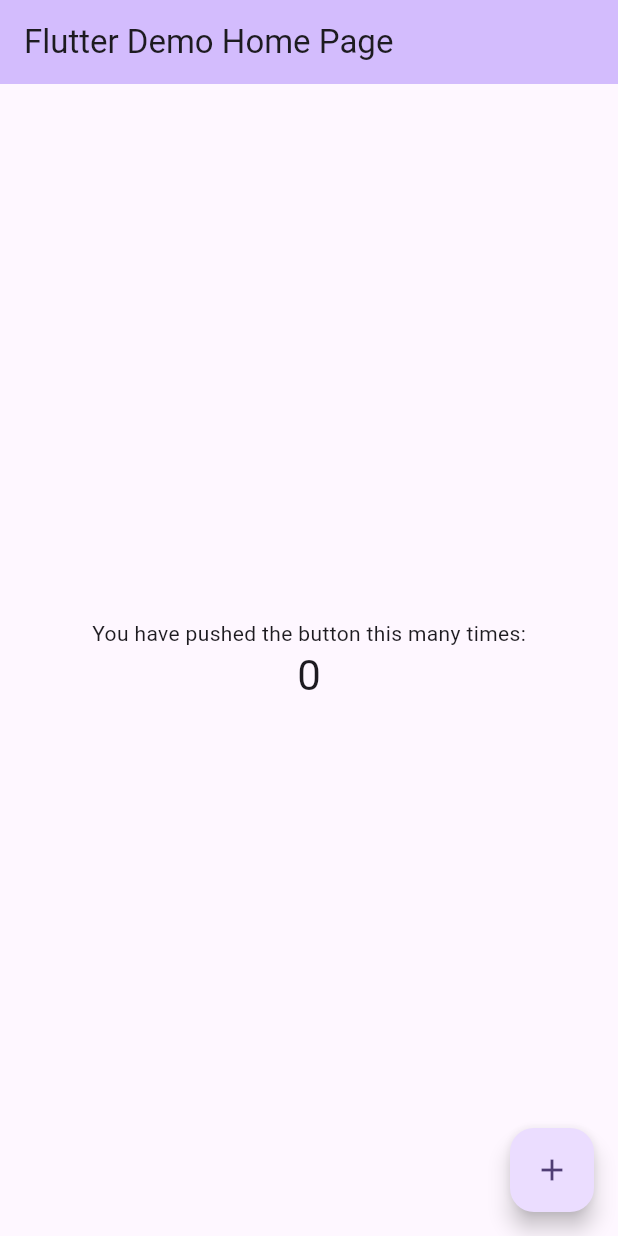
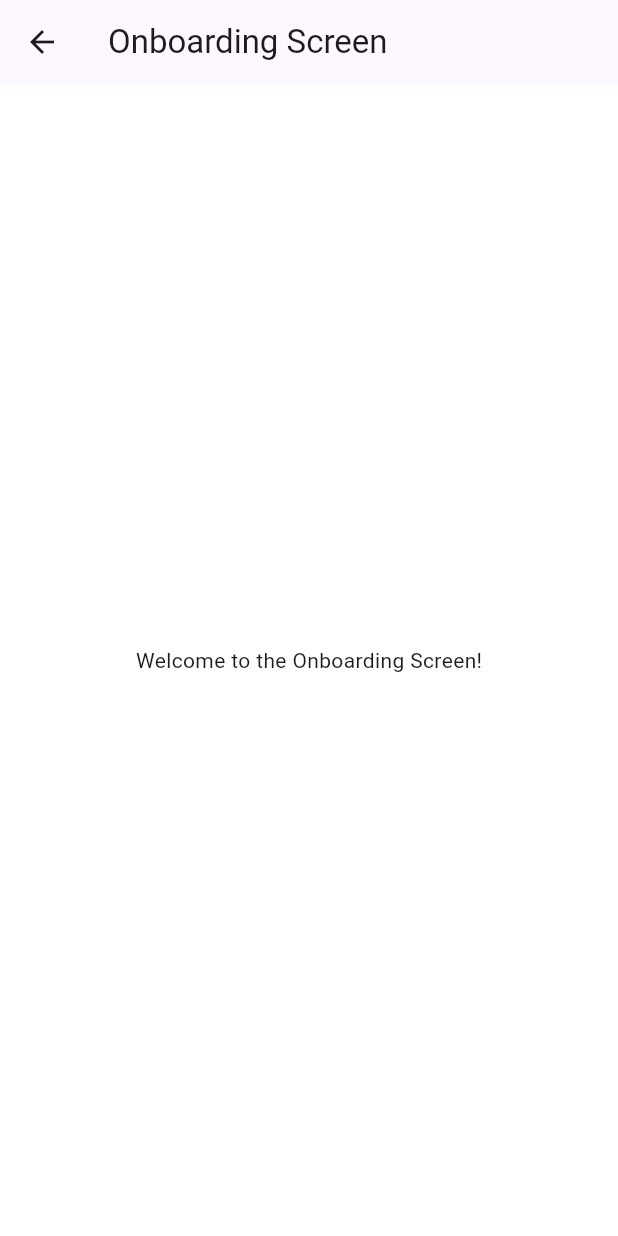
Before and after one commit to moadel2004/flutter_advanced_course, a Flutter app: the screen it shows after launch, on a phone screen of 412 x 824 dp. Run offline on Flutter 3.47's test engine with Material 3 defaults, Android fonts, the phone set to English and light mode, and no system bars; our stand-ins replace flutter_screenutil.

Commit message:
My first commit on the new branch

```diff
--- /dev/null
+++ b/lib/core/routing/App_router.dart
@@ -0,0 +1,21 @@
+import 'package:flutter/material.dart';
+import 'package:flutter/widgets.dart';
+import 'package:youtube_course/features/onBoarding/onBoarding_screen.dart';
+import 'package:youtube_course/features/ui/login_screen.dart';
+
+class AppRouter {
+  Route<dynamic> generateRoute(RouteSettings settings) {
+    switch (settings.name) {
+      case '/onBoardingScreen':
+        return MaterialPageRoute(builder: (_) => const OnboardingScreen());
+      case '/loginScreen':
+        return MaterialPageRoute(builder: (_) => const LoginScreen());
+      default:
+        return MaterialPageRoute(
+          builder: (_) => Scaffold(
+            body: Center(child: Text('No route defined for ${settings.name}')),
+          ), // Replace with your default screen
+        );
+    }
+  }
+}
--- /dev/null
+++ b/lib/core/routing/routs.dart
@@ -0,0 +1,4 @@
+class Routs {
+  static const String onBoardingscreen = '/onBoardingScreen';
+  static const String homescreen = '/loginScreen';
+}
--- /dev/null
+++ b/lib/core/theming/colors.dart
@@ -0,0 +1,7 @@
+import 'package:flutter/cupertino.dart';
+import 'package:flutter/material.dart';
+
+class colorsManager {
+  static const Color mainBlue = Color(0xFF247CFF);
+  static const Color gray = Color(0xFF757575);
+}
--- /dev/null
+++ b/lib/doc_app.dart
@@ -0,0 +1,28 @@
+import 'package:flutter/material.dart';
+import 'package:flutter_screenutil/flutter_screenutil.dart';
+import 'package:youtube_course/core/routing/App_router.dart';
+import 'package:youtube_course/core/routing/routs.dart';
+import 'package:youtube_course/core/theming/colors.dart';
+
+class DocApp extends StatelessWidget {
+  final AppRouter appRouter;
+  const DocApp({super.key, required this.appRouter});
+  @override
+  Widget build(BuildContext context) {
+    return ScreenUtilInit(
+      designSize: const Size(375, 812),
+      minTextAdapt: true,
+      splitScreenMode: true,
+      child: MaterialApp(
+        title: 'Doc App',
+        theme: ThemeData(
+          primaryColor: colorsManager.mainBlue,
+          scaffoldBackgroundColor: Colors.white,
+        ),
+        debugShowCheckedModeBanner: false,
+        initialRoute: Routs.onBoardingscreen,
+        onGenerateRoute: appRouter.generateRoute,
+      ),
+    );
+  }
+}
--- /dev/null
+++ b/lib/features/onBoarding/onBoarding_screen.dart
@@ -0,0 +1,13 @@
+import 'package:flutter/material.dart';
+
+class OnboardingScreen extends StatelessWidget {
+  const OnboardingScreen({super.key});
+
+  @override
+  Widget build(BuildContext context) {
+    return Scaffold(
+      appBar: AppBar(title: const Text('Onboarding Screen')),
+      body: const Center(child: Text('Welcome to the Onboarding Screen!')),
+    );
+  }
+}
--- /dev/null
+++ b/lib/features/ui/login_screen.dart
@@ -0,0 +1,13 @@
+import 'package:flutter/material.dart';
+
+class LoginScreen extends StatelessWidget {
+  const LoginScreen({super.key});
+
+  @override
+  Widget build(BuildContext context) {
+    return Scaffold(
+      appBar: AppBar(title: const Text('Login Screen')),
+      body: const Center(child: Text('Welcome to the Login Screen!')),
+    );
+  }
+}
--- a/lib/main.dart
+++ b/lib/main.dart
@@ -1,123 +1,7 @@
 import 'package:flutter/material.dart';
+import 'package:youtube_course/core/routing/App_router.dart';
+import 'package:youtube_course/doc_app.dart';
 
 void main() {
-  runApp(const MyApp());
+  runApp(DocApp(appRouter: AppRouter()));
 }
-
-class MyApp extends StatelessWidget {
-  const MyApp({super.key});
-
-  // This widget is the root of your application.
-  @override
-  Widget build(BuildContext context) {
-    return MaterialApp(
-      debugShowCheckedModeBanner: false,
-      title: 'Flutter Demo',
-      theme: ThemeData(
-        // This is the theme of your application.
-        //
-        // TRY THIS: Try running your application with "flutter run". You'll see
-        // the application has a purple toolbar. Then, without quitting the app,
-        // try changing the seedColor in the colorScheme below to Colors.green
-        // and then invoke "hot reload" (save your changes or press the "hot
-        // reload" button in a Flutter-supported IDE, or press "r" if you used
-        // the command line to start the app).
-        //
-        // Notice that the counter didn't reset back to zero; the application
-        // state is not lost during the reload. To reset the state, use hot
-        // restart instead.
-        //
-        // This works for code too, not just values: Most code changes can be
-        // tested with just a hot reload.
-        colorScheme: ColorScheme.fromSeed(seedColor: Colors.deepPurple),
-      ),
-      home: const MyHomePage(title: 'Flutter Demo Home Page'),
-    );
-  }
-}
-
-class MyHomePage extends StatefulWidget {
-  const MyHomePage({super.key, required this.title});
-
-  // This widget is the home page of your application. It is stateful, meaning
-  // that it has a State object (defined below) that contains fields that affect
-  // how it looks.
-
-  // This class is the configuration for the state. It holds the values (in this
-  // case the title) provided by the parent (in this case the App widget) and
-  // used by the build method of the State. Fields in a Widget subclass are
-  // always marked "final".
-
-  final String title;
-
-  @override
-  State<MyHomePage> createState() => _MyHomePageState();
-}
-
-class _MyHomePageState extends State<MyHomePage> {
-  int _counter = 0;
-
-  void _incrementCounter() {
-    setState(() {
-      // This call to setState tells the Flutter framework that something has
-      // changed in this State, which causes it to rerun the build method below
-      // so that the display can reflect the updated values. If we changed
-      // _counter without calling setState(), then the build method would not be
-      // called again, and so nothing would appear to happen.
-      _counter++;
-    });
-  }
-
-  @override
-  Widget build(BuildContext context) {
-    // This method is rerun every time setState is called, for instance as done
-    // by the _incrementCounter method above.
-    //
-    // The Flutter framework has been optimized to make rerunning build methods
-    // fast, so that you can just rebuild anything that needs updating rather
-    // than having to individually change instances of widgets.
-    return Scaffold(
-      appBar: AppBar(
-        // TRY THIS: Try changing the color here to a specific color (to
-        // Colors.amber, perhaps?) and trigger a hot reload to see the AppBar
-        // change color while the other colors stay the same.
-        backgroundColor: Theme.of(context).colorScheme.inversePrimary,
-        // Here we take the value from the MyHomePage object that was created by
-        // the App.build method, and use it to set our appbar title.
-        title: Text(widget.title),
-      ),
-      body: Center(
-        // Center is a layout widget. It takes a single child and positions it
-        // in the middle of the parent.
-        child: Column(
-          // Column is also a layout widget. It takes a list of children and
-          // arranges them vertically. By default, it sizes itself to fit its
-          // children horizontally, and tries to be as tall as its parent.
-          //
-          // Column has various properties to control how it sizes itself and
-          // how it positions its children. Here we use mainAxisAlignment to
-          // center the children vertically; the main axis here is the vertical
-          // axis because Columns are vertical (the cross axis would be
-          // horizontal).
-          //
-          // TRY THIS: Invoke "debug painting" (choose the "Toggle Debug Paint"
-          // action in the IDE, or press "p" in the console), to see the
-          // wireframe for each widget.
-          mainAxisAlignment: MainAxisAlignment.center,
-          children: <Widget>[
-            const Text('You have pushed the button this many times:'),
-            Text(
-              '$_counter',
-              style: Theme.of(context).textTheme.headlineMedium,
-            ),
-          ],
-        ),
-      ),
-      floatingActionButton: FloatingActionButton(
-        onPressed: _incrementCounter,
-        tooltip: 'Increment',
-        child: const Icon(Icons.add),
-      ), // This trailing comma makes auto-formatting nicer for build methods.
-    );
-  }
-}
--- a/pubspec.yaml
+++ b/pubspec.yaml
@@ -47,6 +47,10 @@
   retrofit_generator: ^10.2.0
   pretty_dio_logger: ^1.4.0
   intl: ^0.20.2
+  #An SVG rendering and widget library for Flutter, which allows painting and displaying Scalable Vector Graphics 1.1 files.
+  flutter_svg: ^2.2.3
+  #A flutter plugin for adapting screen and font size.
+  flutter_screenutil: ^5.9.3
 
 dev_dependencies:
   flutter_test:
```
Also changed, not shown: pubspec.lock, 1 other file.
